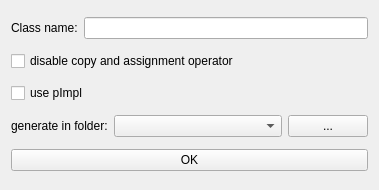
The window that ClassGenerator/ClassGenerator.ui (Ulle84/UllesSourceCode) describes before a commit, drawn with Qt 5.
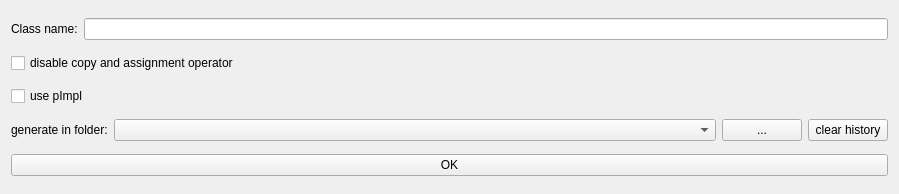
The same window after the commit.

Diff of the .ui file:
```diff
--- a/ClassGenerator/ClassGenerator.ui
+++ b/ClassGenerator/ClassGenerator.ui
@@ -6,8 +6,8 @@
    <rect>
     <x>0</x>
     <y>0</y>
-    <width>379</width>
-    <height>190</height>
+    <width>899</width>
+    <height>194</height>
    </rect>
   </property>
   <property name="windowTitle">
@@ -68,6 +68,13 @@
        </property>
       </widget>
      </item>
+     <item>
+      <widget class="QPushButton" name="pushButtonClearHistory">
+       <property name="text">
+        <string>clear history</string>
+       </property>
+      </widget>
+     </item>
     </layout>
    </item>
    <item>
```
